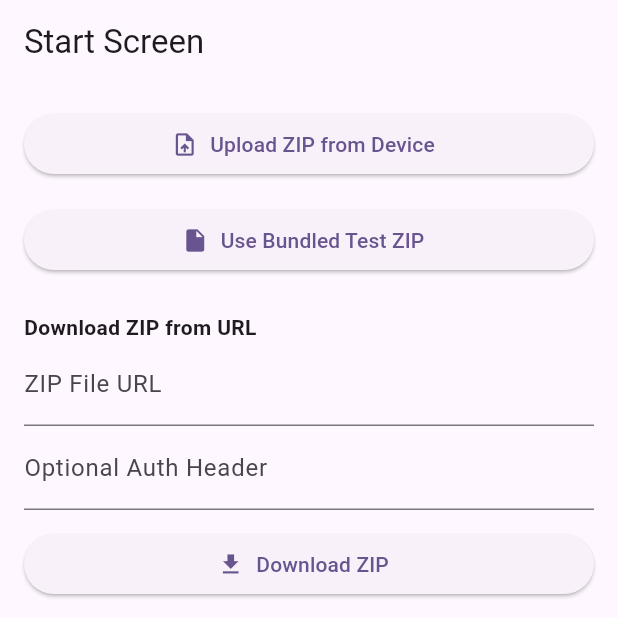
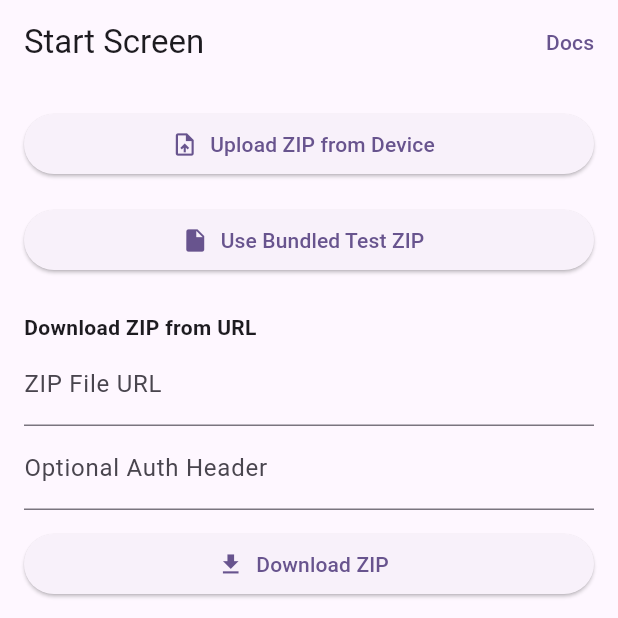
Before and after one commit to vanderbilt-redcap/mycap-at-test, a Flutter app: the screen it shows after launch, on a phone screen of 412 x 824 dp, the top half of it. Run offline on Flutter 3.47's test engine with Material 3 defaults, Android fonts, the phone set to English and light mode, and no system bars; our stand-ins replace dio, file_picker, permission_handler; missing offline and left inert: flutter_inappwebview, markdown_widget.

Commit message:
Add documentation screen and integrate README.md viewer

```diff
--- a/lib/main.dart
+++ b/lib/main.dart
@@ -3,5 +3,6 @@ import "package:flutter/material.dart";
 import "app.dart";
 
 void main() {
+  WidgetsFlutterBinding.ensureInitialized();
   runApp(const MyApp());
 }
--- a/lib/user_interface/results_screen.dart
+++ b/lib/user_interface/results_screen.dart
@@ -12,7 +12,6 @@ class ResultsScreen extends StatefulWidget {
 
 class _ResultsScreenState extends State<ResultsScreen> {
   bool _isBase64(String str) {
-    // Basic check for base64 validity
     final base64Regex = RegExp(
       r"^([A-Za-z0-9+/]{4})*"
       r"([A-Za-z0-9+/]{2}==|[A-Za-z0-9+/]{3}=)?\$",
--- a/lib/user_interface/start_screen.dart
+++ b/lib/user_interface/start_screen.dart
@@ -3,6 +3,7 @@ import "package:dio/dio.dart";
 import "package:file_picker/file_picker.dart";
 import "package:flutter/material.dart";
 import "package:flutter/services.dart";
+import "package:mycap_at_test_app/user_interface/docs_screen.dart";
 import "package:mycap_at_test_app/user_interface/web_view_screen.dart";
 import "package:path_provider/path_provider.dart";
 
@@ -111,7 +112,19 @@ class _StartScreenState extends State<StartScreen> {
   @override
   Widget build(BuildContext context) {
     return Scaffold(
-      appBar: AppBar(title: const Text("Start Screen")),
+      appBar: AppBar(
+        title: const Text("Start Screen"),
+        actions: [
+          TextButton(
+            onPressed: () {
+              Navigator.of(
+                context,
+              ).push(MaterialPageRoute(builder: (_) => const DocsScreen()));
+            },
+            child: const Text("Docs"),
+          ),
+        ],
+      ),
       body: Padding(
         padding: const EdgeInsets.all(16),
         child: ListView(
--- a/pubspec.yaml
+++ b/pubspec.yaml
@@ -16,6 +16,8 @@ dependencies:
     sdk: flutter
   flutter_inappwebview: ^6.1.5
   http: ^1.4.0
+  markdown: ^7.3.0
+  markdown_widget: ^2.3.2+8
   path_provider: ^2.1.5
   permission_handler: ^12.0.0+1
 
@@ -30,3 +32,4 @@ flutter:
 
   assets:
     - assets/test.zip
+    - README.md
```
Also changed, not shown: lib/user_interface/docs_screen.dart (added, +45 -0 lines).
